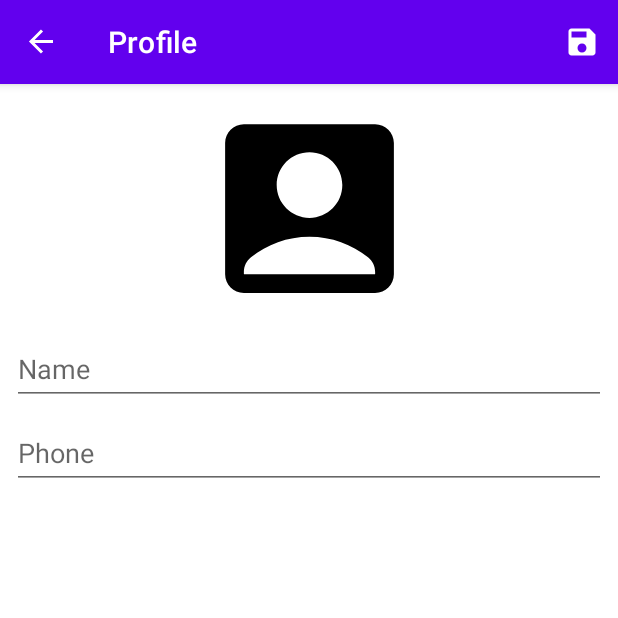
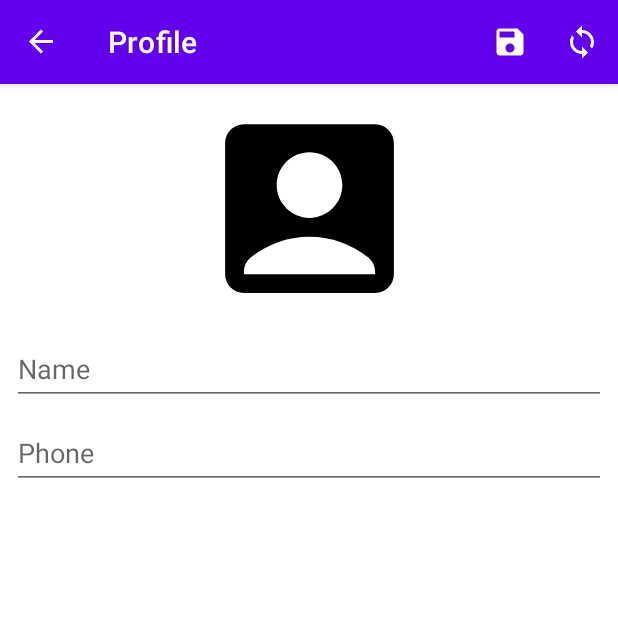
Before and after one commit to hongyong0808/Contact, an Android app: the screen it shows after launch (MainActivity), in the options menu, after a tap on "Profile", on a phone screen of 412 x 824 dp, the top half of it. Run offline under Robolectric (Android 15) with nearby library versions, the phone set to English and light mode, and no system bars; our stand-ins replace Firebase (no records; nobody signed in at launch, a user with empty details on screens opened directly), Room's generated code, navigation-ui; pictures from the network do not load; 3 statements that could not run were skipped.

```diff
--- a/app/src/main/java/my/edu/tarc/contact/MainActivity.kt
+++ b/app/src/main/java/my/edu/tarc/contact/MainActivity.kt
@@ -48,7 +48,13 @@ class MainActivity : AppCompatActivity() {
         // Handle action bar item clicks here. The action bar will
         // automatically handle clicks on the Home/Up button, so long
         // as you specify a parent activity in AndroidManifest.xml.
+
         return when (item.itemId) {
+            R.id.action_sync->{
+                contactViewModel.syncContact(id = "012")
+                true
+            }
+
             R.id.action_add -> {
                 val navController = findNavController(R.id.nav_host_fragment_content_main)
                 navController.navigate(R.id.action_FirstFragment_to_AddFragment)
--- a/app/src/main/java/my/edu/tarc/contact/repository/ContactRepository.kt
+++ b/app/src/main/java/my/edu/tarc/contact/repository/ContactRepository.kt
@@ -1,6 +1,7 @@
 package my.edu.tarc.contact.repository
 
 import androidx.lifecycle.LiveData
+import com.google.firebase.database.FirebaseDatabase
 import my.edu.tarc.contact.dao.ContactDao
 import my.edu.tarc.contact.model.Contact
 
@@ -28,4 +29,20 @@ class ContactRepository (private val contactDao: ContactDao){
         return contactDao.findByPhone(phone)
     }
 
+    fun syncContact(id: String){
+        val database = FirebaseDatabase.getInstance()
+        val myRef = database.getReference("contact")
+
+        for(contact in allContact.value!!.listIterator()){
+            myRef.child(id).child(contact.phone).child("phone").setValue(contact.phone)
+            myRef.child(id).child(contact.phone).child("name").setValue(contact.name)
+        }
+
+        if(!allContact.value.isNullOrEmpty()){
+            for(contact in  allContact.value!!.listIterator()){
+
+            }
+        }
+    }
+
 }
--- a/app/src/main/java/my/edu/tarc/contact/viewmodel/ContactViewModel.kt
+++ b/app/src/main/java/my/edu/tarc/contact/viewmodel/ContactViewModel.kt
@@ -1,6 +1,7 @@
 package my.edu.tarc.contact.viewmodel
 
 import android.app.Application
+import android.util.Log
 import androidx.lifecycle.AndroidViewModel
 import androidx.lifecycle.LiveData
 import androidx.lifecycle.viewModelScope
@@ -36,4 +37,13 @@ class ContactViewModel (application: Application): AndroidViewModel(application)
         contactRepository.update(contact)
     }
 
+    fun syncContact(id: String){
+        if(contactList.value.isNullOrEmpty()){
+            contactRepository.syncContact(id)
+        }else{
+            Log.d("SynContact","contactList is null")
+        }
+
+    }
+
 }
--- /dev/null
+++ b/app/src/main/res/drawable/ic_baseline_sync_24.xml
@@ -0,0 +1,5 @@
+<vector android:height="24dp" android:tint="#FFFFFF"
+    android:viewportHeight="24" android:viewportWidth="24"
+    android:width="24dp" xmlns:android="http://schemas.android.com/apk/res/android">
+    <path android:fillColor="@android:color/white" android:pathData="M12,4L12,1L8,5l4,4L12,6c3.31,0 6,2.69 6,6 0,1.01 -0.25,1.97 -0.7,2.8l1.46,1.46C19.54,15.03 20,13.57 20,12c0,-4.42 -3.58,-8 -8,-8zM12,18c-3.31,0 -6,-2.69 -6,-6 0,-1.01 0.25,-1.97 0.7,-2.8L5.24,7.74C4.46,8.97 4,10.43 4,12c0,4.42 3.58,8 8,8v3l4,-4 -4,-4v3z"/>
+</vector>
--- a/app/src/main/res/menu/menu_main.xml
+++ b/app/src/main/res/menu/menu_main.xml
@@ -13,6 +13,12 @@
         android:title="@string/save"
         app:showAsAction="ifRoom" />
     <item
+        android:id="@+id/action_sync"
+        android:icon="@drawable/ic_baseline_sync_24"
+        android:orderInCategory="101"
+        android:title="@string/sync"
+        app:showAsAction="ifRoom" />
+    <item
         android:id="@+id/action_profile"
         android:title="@string/profile" />
     <item
--- a/app/src/main/res/values/strings.xml
+++ b/app/src/main/res/values/strings.xml
@@ -22,4 +22,5 @@
     <string name="record_count">No. of Record</string>
     <string name="contact_saved">Contact Saved</string>
     <string name="no_record">No record.</string>
+    <string name="sync">Sync</string>
 </resources>
--- a/build.gradle
+++ b/build.gradle
@@ -1,4 +1,8 @@
-// Top-level build file where you can add configuration options common to all sub-projects/modules.
+buildscript {
+    dependencies {
+        classpath 'com.google.gms:google-services:4.3.3'
+    }
+}// Top-level build file where you can add configuration options common to all sub-projects/modules.
 plugins {
     id 'com.android.application' version '7.2.1' apply false
     id 'com.android.library' version '7.2.1' apply false
```
Also changed, not shown: app/build.gradle (+8 -0 lines), app/src/main/java/my/edu/tarc/contact/SecondFragment.kt (+19 -0 lines), 1 other file.
